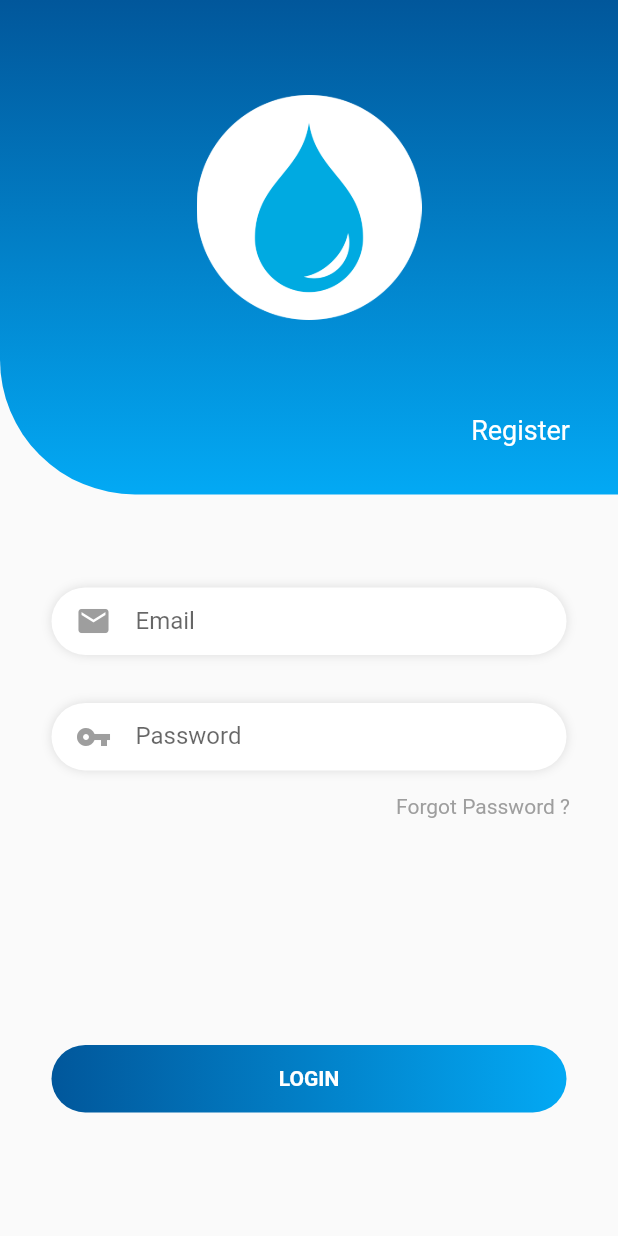
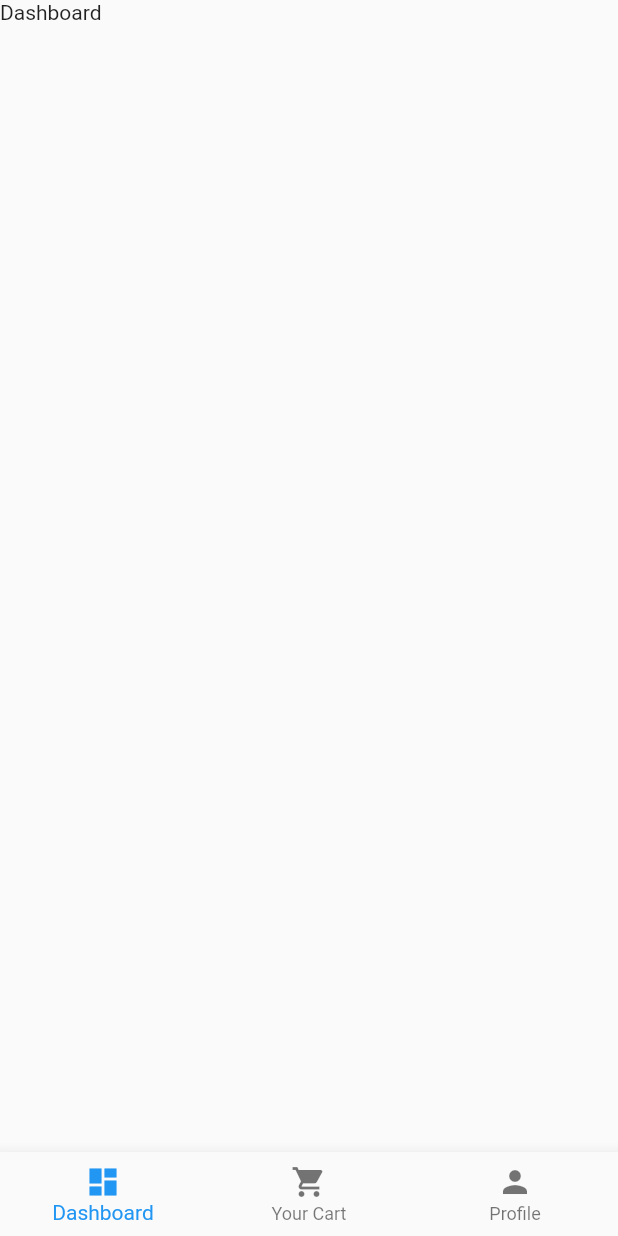
Before and after one commit to Tanish2000/water, a Flutter app: the screen it shows after launch, after a tap on "LOGIN", on a phone screen of 412 x 824 dp. Run offline on Flutter 3.47's test engine with Material 2 defaults, Android fonts, the phone set to English and light mode, and no system bars.

Commit message:
bottom Nav bar

```diff
--- /dev/null
+++ b/lib/Screens/Cart.dart
@@ -0,0 +1,16 @@
+import 'package:flutter/material.dart';
+
+class Cart extends StatefulWidget {
+  @override
+  _CartState createState() => _CartState();
+}
+
+class _CartState extends State<Cart> {
+  @override
+  Widget build(BuildContext context) {
+    return Container(
+      child: Text("cart"),
+
+    );
+  }
+}
--- /dev/null
+++ b/lib/Screens/Dashboard.dart
@@ -0,0 +1,16 @@
+import 'package:flutter/material.dart';
+
+class Dashboard extends StatefulWidget {
+  @override
+  _DashboardState createState() => _DashboardState();
+}
+
+class _DashboardState extends State<Dashboard> {
+  @override
+  Widget build(BuildContext context) {
+    return Container(
+      child: Text("Dashboard"),
+
+    );
+  }
+}
--- a/lib/Screens/Login.dart
+++ b/lib/Screens/Login.dart
@@ -1,5 +1,6 @@
 import 'package:flutter/material.dart';
 import 'package:water/Screens/SignUp.dart';
+import 'package:water/components/BottomNavigationBar.dart';
 
 
 class Login extends StatelessWidget {
@@ -174,6 +175,7 @@ class _LoginPageState extends State<LoginPage> {
                       ),
                       child: GestureDetector(
                         onTap: (){
+                          Navigator.push(context, new MaterialPageRoute(builder: (context) => bottomNavigationBar()));
 
                         },
                         child: Center(
--- /dev/null
+++ b/lib/Screens/Profile.dart
@@ -0,0 +1,16 @@
+import 'package:flutter/material.dart';
+
+class Profile extends StatefulWidget {
+  @override
+  _ProfileState createState() => _ProfileState();
+}
+
+class _ProfileState extends State<Profile> {
+  @override
+  Widget build(BuildContext context) {
+    return Container(
+      child: Text("profile"),
+
+    );
+  }
+}
--- /dev/null
+++ b/lib/components/BottomNavigationBar.dart
@@ -0,0 +1,62 @@
+import 'package:flutter/material.dart';
+
+import 'package:water/Screens/Dashboard.dart';
+
+import 'package:water/Screens/Cart.dart';
+import 'package:water/Screens/Profile.dart';
+
+
+
+
+
+class bottomNavigationBar extends StatefulWidget {
+  @override
+  State<StatefulWidget> createState() {
+    return _BottomNavigationBarState();
+  }
+}
+
+class _BottomNavigationBarState extends State<bottomNavigationBar > {
+  int _selectedPage = 0;
+  final _pageOptions = [
+    Dashboard(),
+    Cart(),
+    Profile()
+
+  ];
+
+  @override
+  Widget build(BuildContext context) {
+    return Scaffold(
+      body: _pageOptions[_selectedPage],
+      bottomNavigationBar: BottomNavigationBar(
+        currentIndex: _selectedPage,
+
+        onTap: (int index){
+          setState(() {
+            _selectedPage = index;
+          });
+        },
+
+        items: [
+      BottomNavigationBarItem(
+        icon: Icon(Icons.dashboard),title: Text("Dashboard")
+      ),
+          BottomNavigationBarItem(
+              icon: Icon(Icons.shopping_cart),title: Text("Your Cart")
+          ),
+          BottomNavigationBarItem(
+              icon: Icon(Icons.person),title: Text("Profile")
+          ),
+
+        ],
+      ),
+    );
+  }
+
+  void onTabTapped(int index) {
+    setState(() {
+      _selectedPage = index;
+    });
+  }
+}
```
